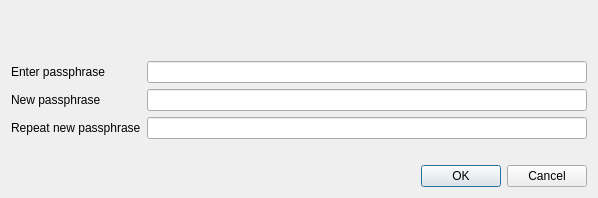
First picture: the form in src/qt/forms/askpassphrasedialog.ui, repository litebitcoins/litebitcoin, before the edit.
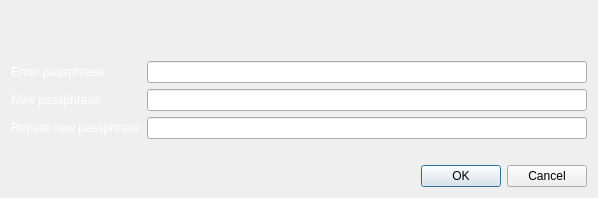
Second picture: the form after the edit. Icons and pictures are not drawn.

What changed in the file:
```diff
--- a/src/qt/forms/askpassphrasedialog.ui
+++ b/src/qt/forms/askpassphrasedialog.ui
@@ -25,6 +25,11 @@
   <property name="windowTitle">
    <string>Passphrase Dialog</string>
   </property>
+  <property name="styleSheet">
+   <string notr="true">QDialog#AskPassphraseDialog {
+border-image: url(':/images/lbtcendbtc') 0 0 0 0 stretch stretch;
+}</string>
+  </property>
   <layout class="QVBoxLayout" name="verticalLayout">
    <item>
     <widget class="QLabel" name="warningLabel">
@@ -43,6 +48,163 @@
      </property>
      <item row="0" column="0">
       <widget class="QLabel" name="passLabel1">
+       <property name="palette">
+        <palette>
+         <active>
+          <colorrole role="WindowText">
+           <brush brushstyle="SolidPattern">
+            <color alpha="255">
+             <red>255</red>
+             <green>255</green>
+             <blue>255</blue>
+            </color>
+           </brush>
+          </colorrole>
+          <colorrole role="Button">
+           <brush brushstyle="LinearGradientPattern">
+            <gradient startx="0.500000000000000" starty="0.000000000000000" endx="0.500000000000000" endy="1.000000000000000" type="LinearGradient" spread="PadSpread" coordinatemode="ObjectBoundingMode">
+             <gradientstop position="0.500000000000000">
+              <color alpha="102">
+               <red>0</red>
+               <green>0</green>
+               <blue>0</blue>
+              </color>
+             </gradientstop>
+            </gradient>
+           </brush>
+          </colorrole>
+          <colorrole role="Base">
+           <brush brushstyle="LinearGradientPattern">
+            <gradient startx="0.500000000000000" starty="0.000000000000000" endx="0.500000000000000" endy="1.000000000000000" type="LinearGradient" spread="PadSpread" coordinatemode="ObjectBoundingMode">
+             <gradientstop position="0.500000000000000">
+              <color alpha="102">
+               <red>0</red>
+               <green>0</green>
+               <blue>0</blue>
+              </color>
+             </gradientstop>
+            </gradient>
+           </brush>
+          </colorrole>
+          <colorrole role="Window">
+           <brush brushstyle="LinearGradientPattern">
+            <gradient startx="0.500000000000000" starty="0.000000000000000" endx="0.500000000000000" endy="1.000000000000000" type="LinearGradient" spread="PadSpread" coordinatemode="ObjectBoundingMode">
+             <gradientstop position="0.500000000000000">
+              <color alpha="102">
+               <red>0</red>
+               <green>0</green>
+               <blue>0</blue>
+              </color>
+             </gradientstop>
+            </gradient>
+           </brush>
+          </colorrole>
+         </active>
+         <inactive>
+          <colorrole role="WindowText">
+           <brush brushstyle="SolidPattern">
+            <color alpha="255">
+             <red>255</red>
+             <green>255</green>
+             <blue>255</blue>
+            </color>
+           </brush>
+          </colorrole>
+          <colorrole role="Button">
+           <brush brushstyle="LinearGradientPattern">
+            <gradient startx="0.500000000000000" starty="0.000000000000000" endx="0.500000000000000" endy="1.000000000000000" type="LinearGradient" spread="PadSpread" coordinatemode="ObjectBoundingMode">
+             <gradientstop position="0.500000000000000">
+              <color alpha="102">
+               <red>0</red>
+               <green>0</green>
+               <blue>0</blue>
+              </color>
+             </gradientstop>
+            </gradient>
+           </brush>
+          </colorrole>
+          <colorrole role="Base">
+           <brush brushstyle="LinearGradientPattern">
+            <gradient startx="0.500000000000000" starty="0.000000000000000" endx="0.500000000000000" endy="1.000000000000000" type="LinearGradient" spread="PadSpread" coordinatemode="ObjectBoundingMode">
+             <gradientstop position="0.500000000000000">
+              <color alpha="102">
+               <red>0</red>
+               <green>0</green>
+               <blue>0</blue>
+              </color>
+             </gradientstop>
+            </gradient>
+           </brush>
+          </colorrole>
+          <colorrole role="Window">
+           <brush brushstyle="LinearGradientPattern">
+            <gradient startx="0.500000000000000" starty="0.000000000000000" endx="0.500000000000000" endy="1.000000000000000" type="LinearGradient" spread="PadSpread" coordinatemode="ObjectBoundingMode">
+             <gradientstop position="0.500000000000000">
+              <color alpha="102">
+               <red>0</red>
+               <green>0</green>
+               <blue>0</blue>
+              </color>
+             </gradientstop>
+            </gradient>
+           </brush>
+          </colorrole>
+         </inactive>
+         <disabled>
+          <colorrole role="WindowText">
+           <brush brushstyle="SolidPattern">
+            <color alpha="255">
+             <red>120</red>
+             <green>120</green>
+             <blue>120</blue>
+            </color>
+           </brush>
+          </colorrole>
+          <colorrole role="Button">
+           <brush brushstyle="LinearGradientPattern">
+            <gradient startx="0.500000000000000" starty="0.000000000000000" endx="0.500000000000000" endy="1.000000000000000" type="LinearGradient" spread="PadSpread" coordinatemode="ObjectBoundingMode">
+             <gradientstop position="0.500000000000000">
+              <color alpha="102">
+               <red>0</red>
+               <green>0</green>
+               <blue>0</blue>
+              </color>
+             </gradientstop>
+            </gradient>
+           </brush>
+          </colorrole>
+          <colorrole role="Base">
+           <brush brushstyle="LinearGradientPattern">
+            <gradient startx="0.500000000000000" starty="0.000000000000000" endx="0.500000000000000" endy="1.000000000000000" type="LinearGradient" spread="PadSpread" coordinatemode="ObjectBoundingMode">
+             <gradientstop position="0.500000000000000">
+              <color alpha="102">
+               <red>0</red>
+               <green>0</green>
+               <blue>0</blue>
+              </color>
+             </gradientstop>
+            </gradient>
+           </brush>
+          </colorrole>
+          <colorrole role="Window">
+           <brush brushstyle="LinearGradientPattern">
+            <gradient startx="0.500000000000000" starty="0.000000000000000" endx="0.500000000000000" endy="1.000000000000000" type="LinearGradient" spread="PadSpread" coordinatemode="ObjectBoundingMode">
+             <gradientstop position="0.500000000000000">
+              <color alpha="102">
+               <red>0</red>
+               <green>0</green>
+               <blue>0</blue>
+              </color>
+             </gradientstop>
+            </gradient>
+           </brush>
+          </colorrole>
+         </disabled>
+        </palette>
+       </property>
+       <property name="styleSheet">
+        <string notr="true"/>
+       </property>
        <property name="text">
         <string>Enter passphrase</string>
        </property>
@@ -57,6 +219,163 @@
      </item>
      <item row="1" column="0">
       <widget class="QLabel" name="passLabel2">
+       <property name="palette">
+        <palette>
+         <active>
+          <colorrole role="WindowText">
+           <brush brushstyle="SolidPattern">
+            <color alpha="255">
+             <red>255</red>
+             <green>255</green>
+             <blue>255</blue>
+            </color>
+           </brush>
+          </colorrole>
+          <colorrole role="Button">
+           <brush brushstyle="LinearGradientPattern">
+            <gradient startx="0.500000000000000" starty="0.000000000000000" endx="0.500000000000000" endy="1.000000000000000" type="LinearGradient" spread="PadSpread" coordinatemode="ObjectBoundingMode">
+             <gradientstop position="0.500000000000000">
+              <color alpha="102">
+               <red>0</red>
+               <green>0</green>
+               <blue>0</blue>
+              </color>
+             </gradientstop>
+            </gradient>
+           </brush>
+          </colorrole>
+          <colorrole role="Base">
+           <brush brushstyle="LinearGradientPattern">
+            <gradient startx="0.500000000000000" starty="0.000000000000000" endx="0.500000000000000" endy="1.000000000000000" type="LinearGradient" spread="PadSpread" coordinatemode="ObjectBoundingMode">
+             <gradientstop position="0.500000000000000">
+              <color alpha="102">
+               <red>0</red>
+               <green>0</green>
+               <blue>0</blue>
+              </color>
+             </gradientstop>
+            </gradient>
+           </brush>
+          </colorrole>
+          <colorrole role="Window">
+           <brush brushstyle="LinearGradientPattern">
+            <gradient startx="0.500000000000000" starty="0.000000000000000" endx="0.500000000000000" endy="1.000000000000000" type="LinearGradient" spread="PadSpread" coordinatemode="ObjectBoundingMode">
+             <gradientstop position="0.500000000000000">
+              <color alpha="102">
+               <red>0</red>
+               <green>0</green>
+               <blue>0</blue>
+              </color>
+             </gradientstop>
+            </gradient>
+           </brush>
+          </colorrole>
+         </active>
+         <inactive>
+          <colorrole role="WindowText">
+           <brush brushstyle="SolidPattern">
+            <color alpha="255">
+             <red>255</red>
+             <green>255</green>
+             <blue>255</blue>
+            </color>
+           </brush>
+          </colorrole>
+          <colorrole role="Button">
+           <brush brushstyle="LinearGradientPattern">
+            <gradient startx="0.500000000000000" starty="0.000000000000000" endx="0.500000000000000" endy="1.000000000000000" type="LinearGradient" spread="PadSpread" coordinatemode="ObjectBoundingMode">
+             <gradientstop position="0.500000000000000">
+              <color alpha="102">
+               <red>0</red>
+               <green>0</green>
+               <blue>0</blue>
+              </color>
+             </gradientstop>
+            </gradient>
+           </brush>
+          </colorrole>
+          <colorrole role="Base">
+           <brush brushstyle="LinearGradientPattern">
+            <gradient startx="0.500000000000000" starty="0.000000000000000" endx="0.500000000000000" endy="1.000000000000000" type="LinearGradient" spread="PadSpread" coordinatemode="ObjectBoundingMode">
+             <gradientstop position="0.500000000000000">
+              <color alpha="102">
+               <red>0</red>
+               <green>0</green>
+               <blue>0</blue>
+              </color>
+             </gradientstop>
+            </gradient>
+           </brush>
+          </colorrole>
+          <colorrole role="Window">
+           <brush brushstyle="LinearGradientPattern">
+            <gradient startx="0.500000000000000" starty="0.000000000000000" endx="0.500000000000000" endy="1.000000000000000" type="LinearGradient" spread="PadSpread" coordinatemode="ObjectBoundingMode">
+             <gradientstop position="0.500000000000000">
+              <color alpha="102">
+               <red>0</red>
+               <green>0</green>
+               <blue>0</blue>
+              </color>
+             </gradientstop>
+            </gradient>
+           </brush>
+          </colorrole>
+         </inactive>
+         <disabled>
+          <colorrole role="WindowText">
+           <brush brushstyle="SolidPattern">
+            <color alpha="255">
+             <red>120</red>
+             <green>120</green>
+             <blue>120</blue>
+            </color>
+           </brush>
+          </colorrole>
+          <colorrole role="Button">
+           <brush brushstyle="LinearGradientPattern">
+            <gradient startx="0.500000000000000" starty="0.000000000000000" endx="0.500000000000000" endy="1.000000000000000" type="LinearGradient" spread="PadSpread" coordinatemode="ObjectBoundingMode">
+             <gradientstop position="0.500000000000000">
+              <color alpha="102">
+               <red>0</red>
+               <green>0</green>
+               <blue>0</blue>
+              </color>
+             </gradientstop>
+            </gradient>
+           </brush>
+          </colorrole>
+          <colorrole role="Base">
+           <brush brushstyle="LinearGradientPattern">
+            <gradient startx="0.500000000000000" starty="0.000000000000000" endx="0.500000000000000" endy="1.000000000000000" type="LinearGradient" spread="PadSpread" coordinatemode="ObjectBoundingMode">
+             <gradientstop position="0.500000000000000">
+              <color alpha="102">
+               <red>0</red>
+               <green>0</green>
+               <blue>0</blue>
+              </color>
+             </gradientstop>
+            </gradient>
+           </brush>
+          </colorrole>
+          <colorrole role="Window">
+           <brush brushstyle="LinearGradientPattern">
+            <gradient startx="0.500000000000000" starty="0.000000000000000" endx="0.500000000000000" endy="1.000000000000000" type="LinearGradient" spread="PadSpread" coordinatemode="ObjectBoundingMode">
+             <gradientstop position="0.500000000000000">
+              <color alpha="102">
+               <red>0</red>
+               <green>0</green>
+               <blue>0</blue>
+              </color>
+             </gradientstop>
+            </gradient>
+           </brush>
+          </colorrole>
+         </disabled>
+        </palette>
+       </property>
+       <property name="styleSheet">
+        <string notr="true"/>
+       </property>
        <property name="text">
         <string>New passphrase</string>
        </property>
@@ -71,6 +390,163 @@
      </item>
      <item row="2" column="0">
       <widget class="QLabel" name="passLabel3">
+       <property name="palette">
+        <palette>
+         <active>
+          <colorrole role="WindowText">
+           <brush brushstyle="SolidPattern">
+            <color alpha="255">
+             <red>255</red>
+             <green>255</green>
+             <blue>255</blue>
+            </color>
+           </brush>
+          </colorrole>
+          <colorrole role="Button">
+           <brush brushstyle="LinearGradientPattern">
+            <gradient startx="0.500000000000000" starty="0.000000000000000" endx="0.500000000000000" endy="1.000000000000000" type="LinearGradient" spread="PadSpread" coordinatemode="ObjectBoundingMode">
+             <gradientstop position="0.500000000000000">
+              <color alpha="102">
+               <red>0</red>
+               <green>0</green>
+               <blue>0</blue>
+              </color>
+             </gradientstop>
+            </gradient>
+           </brush>
+          </colorrole>
+          <colorrole role="Base">
+           <brush brushstyle="LinearGradientPattern">
+            <gradient startx="0.500000000000000" starty="0.000000000000000" endx="0.500000000000000" endy="1.000000000000000" type="LinearGradient" spread="PadSpread" coordinatemode="ObjectBoundingMode">
+             <gradientstop position="0.500000000000000">
+              <color alpha="102">
+               <red>0</red>
+               <green>0</green>
+               <blue>0</blue>
+              </color>
+             </gradientstop>
+            </gradient>
+           </brush>
+          </colorrole>
+          <colorrole role="Window">
+           <brush brushstyle="LinearGradientPattern">
+            <gradient startx="0.500000000000000" starty="0.000000000000000" endx="0.500000000000000" endy="1.000000000000000" type="LinearGradient" spread="PadSpread" coordinatemode="ObjectBoundingMode">
+             <gradientstop position="0.500000000000000">
+              <color alpha="102">
+               <red>0</red>
+               <green>0</green>
+               <blue>0</blue>
+              </color>
+             </gradientstop>
+            </gradient>
+           </brush>
+          </colorrole>
+         </active>
+         <inactive>
+          <colorrole role="WindowText">
+           <brush brushstyle="SolidPattern">
+            <color alpha="255">
+             <red>255</red>
+             <green>255</green>
+             <blue>255</blue>
+            </color>
+           </brush>
+          </colorrole>
+          <colorrole role="Button">
+           <brush brushstyle="LinearGradientPattern">
+            <gradient startx="0.500000000000000" starty="0.000000000000000" endx="0.500000000000000" endy="1.000000000000000" type="LinearGradient" spread="PadSpread" coordinatemode="ObjectBoundingMode">
+             <gradientstop position="0.500000000000000">
+              <color alpha="102">
+               <red>0</red>
+               <green>0</green>
+               <blue>0</blue>
+              </color>
+             </gradientstop>
+            </gradient>
+           </brush>
+          </colorrole>
+          <colorrole role="Base">
+           <brush brushstyle="LinearGradientPattern">
+            <gradient startx="0.500000000000000" starty="0.000000000000000" endx="0.500000000000000" endy="1.000000000000000" type="LinearGradient" spread="PadSpread" coordinatemode="ObjectBoundingMode">
+             <gradientstop position="0.500000000000000">
+              <color alpha="102">
+               <red>0</red>
+               <green>0</green>
+               <blue>0</blue>
+              </color>
+             </gradientstop>
+            </gradient>
+           </brush>
+          </colorrole>
+          <colorrole role="Window">
+           <brush brushstyle="LinearGradientPattern">
+            <gradient startx="0.500000000000000" starty="0.000000000000000" endx="0.500000000000000" endy="1.000000000000000" type="LinearGradient" spread="PadSpread" coordinatemode="ObjectBoundingMode">
+             <gradientstop position="0.500000000000000">
+              <color alpha="102">
+               <red>0</red>
+               <green>0</green>
+               <blue>0</blue>
+              </color>
+             </gradientstop>
+            </gradient>
+           </brush>
+          </colorrole>
+         </inactive>
+         <disabled>
+          <colorrole role="WindowText">
+           <brush brushstyle="SolidPattern">
+            <color alpha="255">
+             <red>120</red>
+             <green>120</green>
+             <blue>120</blue>
+            </color>
+           </brush>
+          </colorrole>
+          <colorrole role="Button">
+           <brush brushstyle="LinearGradientPattern">
+            <gradient startx="0.500000000000000" starty="0.000000000000000" endx="0.500000000000000" endy="1.000000000000000" type="LinearGradient" spread="PadSpread" coordinatemode="ObjectBoundingMode">
+             <gradientstop position="0.500000000000000">
+              <color alpha="102">
+               <red>0</red>
+               <green>0</green>
+               <blue>0</blue>
+              </color>
+             </gradientstop>
+            </gradient>
+           </brush>
+          </colorrole>
+          <colorrole role="Base">
+           <brush brushstyle="LinearGradientPattern">
+            <gradient startx="0.500000000000000" starty="0.000000000000000" endx="0.500000000000000" endy="1.000000000000000" type="LinearGradient" spread="PadSpread" coordinatemode="ObjectBoundingMode">
+             <gradientstop position="0.500000000000000">
+              <color alpha="102">
+               <red>0</red>
+               <green>0</green>
+               <blue>0</blue>
+              </color>
+             </gradientstop>
+            </gradient>
+           </brush>
+          </colorrole>
+          <colorrole role="Window">
+           <brush brushstyle="LinearGradientPattern">
+            <gradient startx="0.500000000000000" starty="0.000000000000000" endx="0.500000000000000" endy="1.000000000000000" type="LinearGradient" spread="PadSpread" coordinatemode="ObjectBoundingMode">
+             <gradientstop position="0.500000000000000">
+              <color alpha="102">
+               <red>0</red>
+               <green>0</green>
+               <blue>0</blue>
+              </color>
+             </gradientstop>
+            </gradient>
+           </brush>
+          </colorrole>
+         </disabled>
+        </palette>
+       </property>
+       <property name="styleSheet">
+        <string notr="true"/>
+       </property>
        <property name="text">
         <string>Repeat new passphrase</string>
        </property>
```
Left out of the diff: 157 changed lines with no effect on the pictures.
